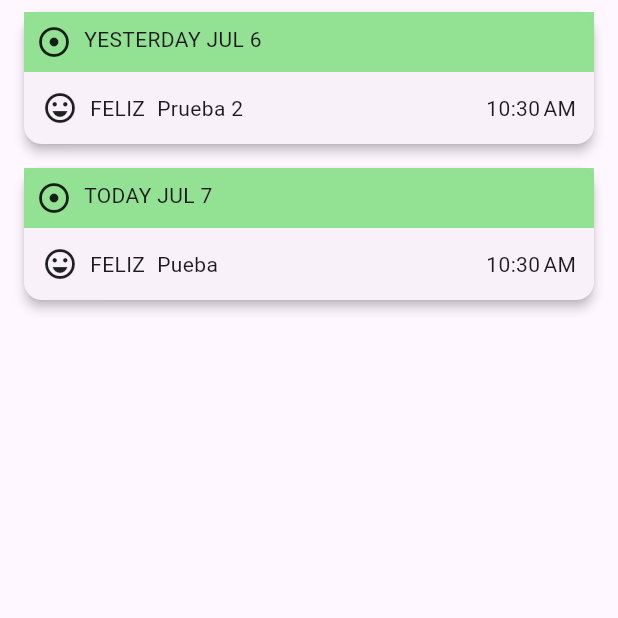
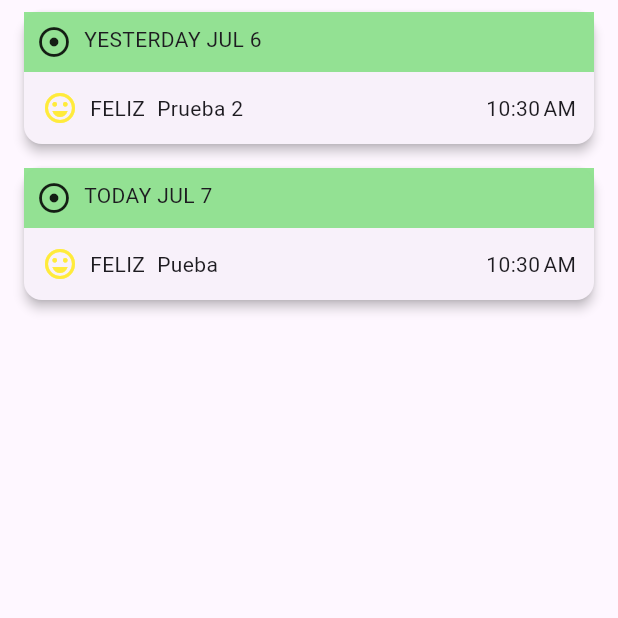
Before and after one commit to TLifeOfCris/JournalFlutterApp2, a Flutter app: the screen it shows after launch, on a phone screen of 412 x 824 dp, the top half of it. Run offline on Flutter 3.47's test engine with Material 3 defaults, Android fonts, the phone set to English and light mode, and no system bars; our stand-ins replace google_fonts.

Commit message:
ahora si se completó la tarjeta de mood para LISTVIEW

```diff
--- a/flutter_journal_app/lib/viewmodels/providerviewmodel.dart
+++ b/flutter_journal_app/lib/viewmodels/providerviewmodel.dart
@@ -60,6 +60,7 @@ IconData get selectedMood => _selectedMood;
 }
 
 //Fuera de ViewModelProvider
+//TEXTO A LADO DEL ICONO
 final Map<IconData, String >  moodLabels = {
   Icons.sentiment_very_satisfied: "FELIZ",
   Icons.sentiment_dissatisfied: "TRISTE",
@@ -69,3 +70,16 @@ final Map<IconData, String >  moodLabels = {
   String getMoodLabel(IconData mood){
     return moodLabels[mood] ?? "DESCONOCIDO";
   }
+
+//COLOR DEL ICONO
+
+final Map<IconData, Color> moodColor ={
+  Icons.sentiment_very_satisfied: Colors.yellow,
+  Icons.sentiment_dissatisfied: Colors.grey,
+  Icons.sentiment_neutral: Colors.blue,
+  Icons.help_outline: Colors.black
+};
+
+Color getMoodColor(IconData mood){
+  return moodColor[mood] ?? Colors.black;
+}
--- a/flutter_journal_app/lib/widgets/entry.dart
+++ b/flutter_journal_app/lib/widgets/entry.dart
@@ -66,7 +66,7 @@ class EntryCard extends StatelessWidget {
                 children: [
                   //en el text tiene que ir el mood
                   //Text("Feliz", style: TextStyle(fontSize: 20),),
-                  Icon(list.mood),
+                  Icon(list.mood, color: getMoodColor(list.mood),),
                   SizedBox(width: 8,),
                   Text(getMoodLabel(list.mood)),
                   SizedBox(width: 8.0,),
```
